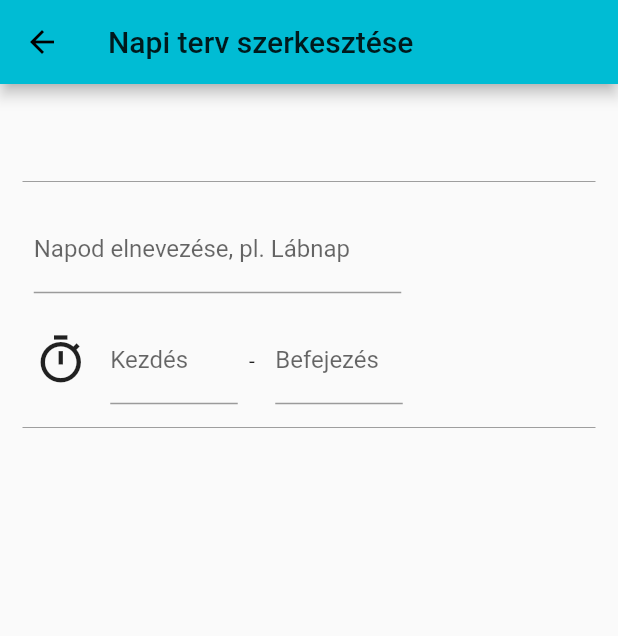
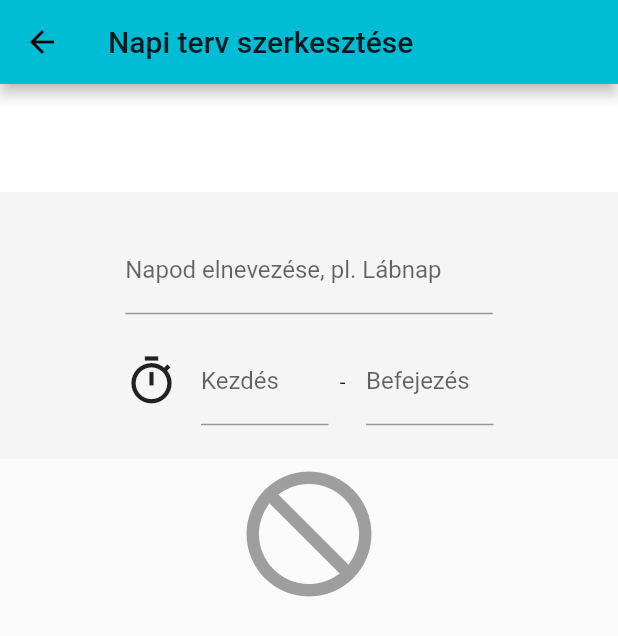
Before and after one commit to trisub49/workoutplan, a Flutter app: the EditDay screen opened directly with empty values, on a phone screen of 412 x 824 dp. Shown: the top 636 px of the screen. Run offline on Flutter 3.47's test engine with Material 2 defaults, Android fonts, the phone set to English and light mode, and no system bars.

Commit message:
plan lister in editday menu added

```diff
--- a/lib/routes/EditDay.dart
+++ b/lib/routes/EditDay.dart
@@ -1,5 +1,6 @@
 import 'package:flutter/material.dart';
 import 'package:workoutplan/widgets/EditTitleAndTime.dart';
+import 'package:workoutplan/widgets/ListPlan.dart';
 
 class EditDay extends StatelessWidget {
 
@@ -15,16 +16,23 @@ class EditDay extends StatelessWidget {
   Widget build(BuildContext context) {
     return Scaffold(
       appBar: AppBar(title: Text('Napi terv szerkesztése')),
-      body: Container(
-        padding: EdgeInsets.all(15.0),
-        child: Column(
-          children: [
-            Text(day, style: TextStyle(fontSize: 36, fontFamily: 'Roboto', fontWeight: FontWeight.w100)),
-            Divider(color: Colors.grey),
-            EditTitleAndTime(),
-            Divider(color: Colors.grey)
-          ]
-        )
+      body: ListView(
+        children: [
+          Container(
+            decoration: BoxDecoration(color: Colors.white),
+            padding: EdgeInsets.all(15.0),
+            child: Center(
+              child: Text(day, style: TextStyle(fontSize: 36, fontFamily: 'Roboto', fontWeight: FontWeight.w100))
+            )
+          ),
+          Spacer(),
+          Container(
+            decoration: BoxDecoration(color: Colors.grey.shade100),
+            padding: EdgeInsets.all(15.0),
+            child: EditTitleAndTime()
+          ),
+          ListPlan(plans)
+        ]
       )
     );
   }
--- a/lib/widgets/EditTitleAndTime.dart
+++ b/lib/widgets/EditTitleAndTime.dart
@@ -14,8 +14,10 @@ class _EditTitleAndTimeState extends State<EditTitleAndTime> {
     return Form(
       key: _formKey,
       child: Column(
+        crossAxisAlignment: CrossAxisAlignment.center,
         children: [
           Row(
+            mainAxisAlignment: MainAxisAlignment.center,
             children: [
               Container(
                 padding: EdgeInsets.all(7.5),
@@ -26,11 +28,12 @@ class _EditTitleAndTimeState extends State<EditTitleAndTime> {
                   ),
                   validator: (String value) {
                   }
-                ),
+                )
               )
             ],
           ),
           Row(
+            mainAxisAlignment: MainAxisAlignment.center,
             children: [
               Container(
                 child: Icon(Icons.timer_sharp, size: 36),
@@ -56,7 +59,6 @@ class _EditTitleAndTimeState extends State<EditTitleAndTime> {
                     labelText: 'Befejezés',
                   ),
                   validator: (String value) {
-
                   }
                 )
               )
--- /dev/null
+++ b/lib/widgets/ListPlan.dart
@@ -0,0 +1,38 @@
+import 'package:flutter/material.dart';
+
+class ListPlan extends StatelessWidget {
+
+  List<String> plans;
+
+  ListPlan(this.plans);
+
+  @override
+  Widget build(BuildContext context) {
+
+    return Column(
+      children: _loadPlans());
+  }
+
+  List<Widget> _loadPlans() {
+
+    if(plans.length > 0) {
+      return new List<Widget>.generate(plans.length, (int index) {
+        return Container(
+          decoration: BoxDecoration(color: (index % 2) == 0 ? Colors.white : Colors.grey.shade100),
+          padding: EdgeInsets.all(10.0),
+          child: Row(
+            children: [
+              Text(plans[index].toString(), style: TextStyle(fontSize: 20.0, color: Colors.black, fontFamily: 'Roboto', fontWeight: FontWeight.w300)),
+              Spacer(),
+              Icon(Icons.edit_outlined, size: 30.0, color: Colors.lightBlue),
+              SizedBox(width: 20),
+              Icon(Icons.delete_outlined, size: 30.0)
+            ]
+          )
+        );
+      });
+    } else {
+      return [Icon(Icons.not_interested, size: 100, color: Colors.grey)];
+    }
+  }
+}
```
